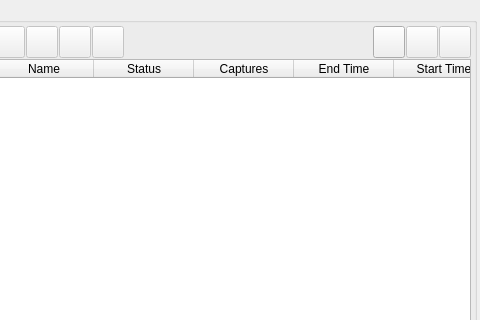
Above: kstars/ekos/scheduler/scheduler.ui from TallFurryMan/kstars before the change; both pictures show x 337 to 817 and y 0 to 320 of the 817 by 590 pixel window. Below: the same form after it.
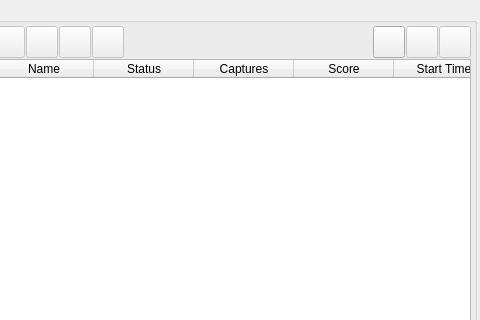
That is the form after the change. Custom widgets are drawn as their Qt base class.

Commit message: Reworking SchedulerJob cell widget management

The edit to the form file:
```diff
--- a/kstars/ekos/scheduler/scheduler.ui
+++ b/kstars/ekos/scheduler/scheduler.ui
@@ -619,7 +619,7 @@
           </column>
           <column>
            <property name="text">
-            <string>End Time</string>
+            <string>Score</string>
            </property>
           </column>
           <column>
```
The commit also changes 4 other files.
